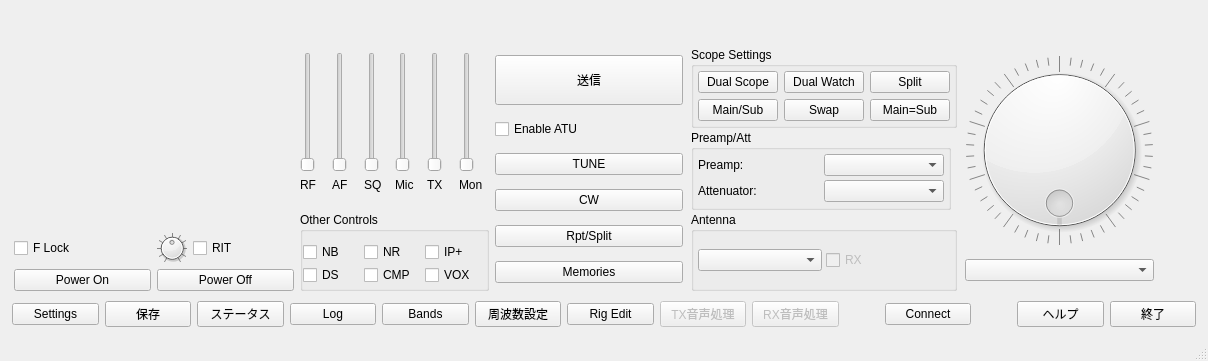
Qt form src/wfmain.ui (kazushinjo/wfview-win) before a commit.
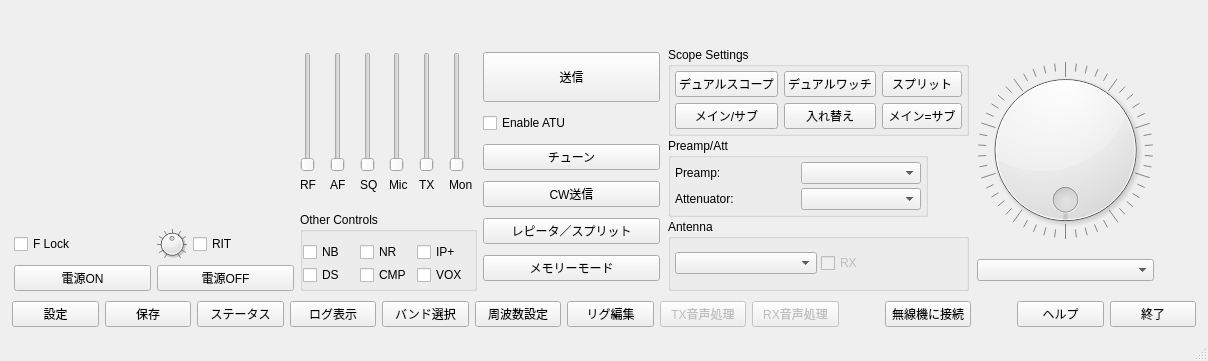
The same form after that commit. Custom widgets are drawn as their Qt base class.

Commit message:
Translate main window button labels to Japanese
Set the labels directly (not via the .qm translation) so they show in
Japanese regardless of the OS locale: power, tune, CW, repeater/split,
memory, dual watch/scope, main/sub, swap, settings, log, bands, rig edit,
connect/disconnect, fine/lock, and the scope's detach, custom edge,
to-fixed, hold, clear peaks, satellite and split buttons.

Patch:
```diff
--- a/src/wfmain.ui
+++ b/src/wfmain.ui
@@ -249,7 +249,7 @@
                 <string>&lt;html&gt;&lt;head/&gt;&lt;body&gt;&lt;p&gt;Turns the radio on&lt;/p&gt;&lt;/body&gt;&lt;/html&gt;</string>
                </property>
                <property name="text">
-                <string>Power On</string>
+                <string>電源ON</string>
                </property>
               </widget>
              </item>
@@ -262,7 +262,7 @@
                 <string>&lt;html&gt;&lt;head/&gt;&lt;body&gt;&lt;p&gt;Turns the radio off&lt;/p&gt;&lt;/body&gt;&lt;/html&gt;</string>
                </property>
                <property name="text">
-                <string>Power Off</string>
+                <string>電源OFF</string>
                </property>
               </widget>
              </item>
@@ -817,7 +817,7 @@
               <string>Start the automatic antenna tuner cycle</string>
              </property>
              <property name="text">
-              <string>TUNE</string>
+              <string>チューン</string>
              </property>
             </widget>
            </item>
@@ -830,7 +830,7 @@
               <string>Press to bring up the CW Sender</string>
              </property>
              <property name="text">
-              <string>CW</string>
+              <string>CW送信</string>
              </property>
             </widget>
            </item>
@@ -843,7 +843,7 @@
               <string>Show the repeater tone and offset window</string>
              </property>
              <property name="text">
-              <string>Rpt/Split</string>
+              <string>レピータ／スプリット</string>
              </property>
             </widget>
            </item>
@@ -853,7 +853,7 @@
               <enum>Qt::NoFocus</enum>
              </property>
              <property name="text">
-              <string>Memories</string>
+              <string>メモリーモード</string>
              </property>
             </widget>
            </item>
@@ -910,7 +910,7 @@
                      <enum>Qt::NoFocus</enum>
                     </property>
                     <property name="text">
-                     <string>Dual Watch</string>
+                     <string>デュアルワッチ</string>
                     </property>
                     <property name="checkable">
                      <bool>true</bool>
@@ -935,7 +935,7 @@
                      <enum>Qt::NoFocus</enum>
                     </property>
                     <property name="text">
-                     <string>Dual Scope</string>
+                     <string>デュアルスコープ</string>
                     </property>
                     <property name="checkable">
                      <bool>true</bool>
@@ -954,7 +954,7 @@
                      <enum>Qt::NoFocus</enum>
                     </property>
                     <property name="text">
-                     <string>Main/Sub</string>
+                     <string>メイン/サブ</string>
                     </property>
                     <property name="checkable">
                      <bool>false</bool>
@@ -967,7 +967,7 @@
                      <enum>Qt::NoFocus</enum>
                     </property>
                     <property name="text">
-                     <string>Split</string>
+                     <string>スプリット</string>
                     </property>
                     <property name="checkable">
                      <bool>true</bool>
@@ -980,7 +980,7 @@
                      <enum>Qt::NoFocus</enum>
                     </property>
                     <property name="text">
-                     <string>Swap</string>
+                     <string>入れ替え</string>
                     </property>
                    </widget>
                   </item>
@@ -990,7 +990,7 @@
                      <enum>Qt::NoFocus</enum>
                     </property>
                     <property name="text">
-                     <string>Main=Sub</string>
+                     <string>メイン=サブ</string>
                     </property>
                    </widget>
                   </item>
@@ -1239,7 +1239,7 @@
           <enum>Qt::NoFocus</enum>
          </property>
          <property name="text">
-          <string>Settings</string>
+          <string>設定</string>
          </property>
         </widget>
        </item>
@@ -1269,7 +1269,7 @@
           <enum>Qt::NoFocus</enum>
          </property>
          <property name="text">
-          <string>Log</string>
+          <string>ログ表示</string>
          </property>
         </widget>
        </item>
@@ -1279,7 +1279,7 @@
           <enum>Qt::NoFocus</enum>
          </property>
          <property name="text">
-          <string>Bands</string>
+          <string>バンド選択</string>
          </property>
         </widget>
        </item>
@@ -1299,7 +1299,7 @@
           <enum>Qt::NoFocus</enum>
          </property>
          <property name="text">
-          <string>Rig Edit</string>
+          <string>リグ編集</string>
          </property>
         </widget>
        </item>
@@ -1348,7 +1348,7 @@
           <enum>Qt::NoFocus</enum>
          </property>
          <property name="text">
-          <string>Connect</string>
+          <string>無線機に接続</string>
          </property>
         </widget>
        </item>
```
The commit also changes 2 other files.
